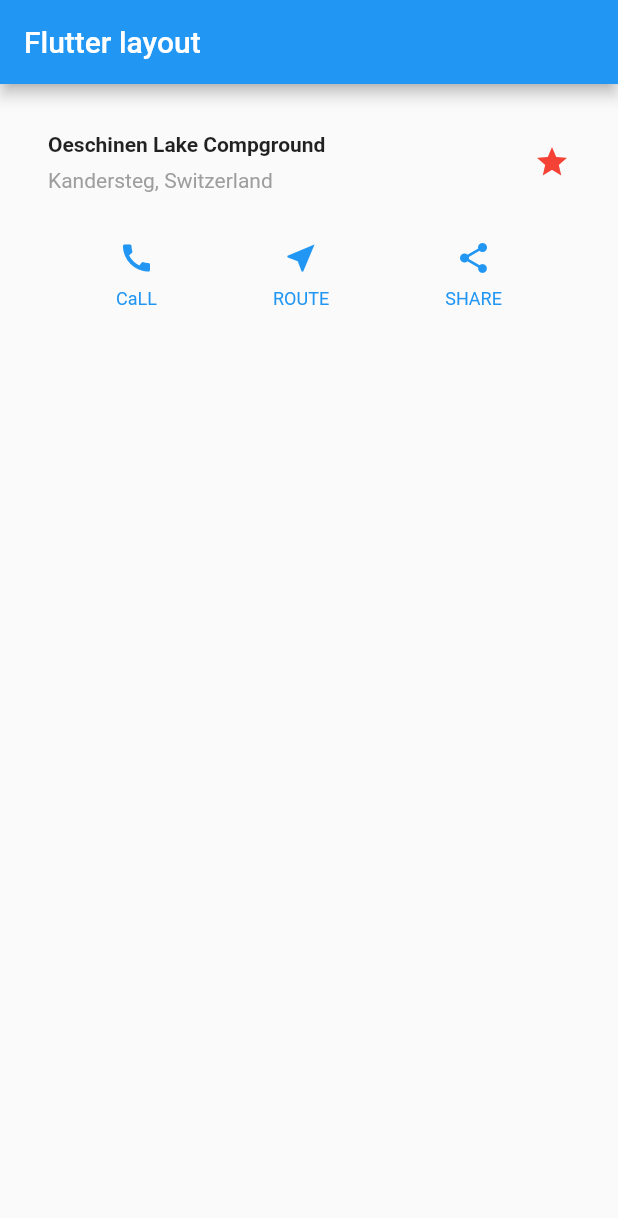
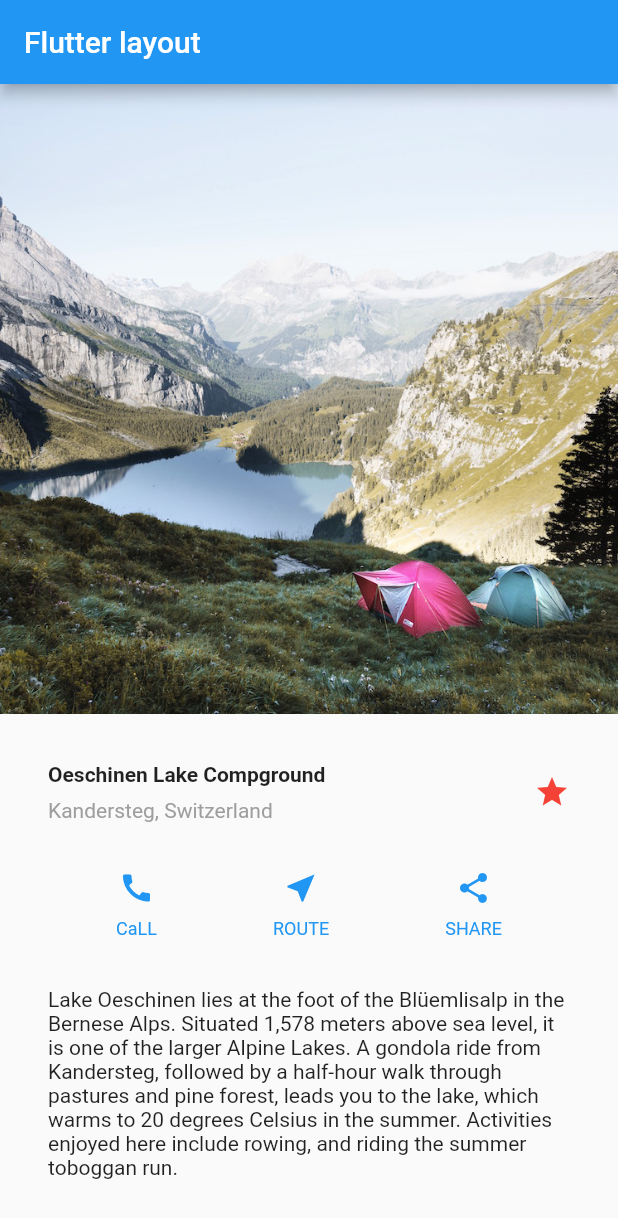
Before and after one commit to wk-j/flutter-layout, a Flutter app: the screen it shows after launch, on a phone screen of 412 x 824 dp. Shown: the top 1218 px of the screen. Run offline on Flutter 3.47's test engine with Material 2 defaults, Android fonts, the phone set to English and light mode, and no system bars.

Commit message:
Added images

```diff
--- a/lib/main.dart
+++ b/lib/main.dart
@@ -64,6 +64,19 @@ class MyApp extends StatelessWidget {
       ),
     );
 
+    Widget textSection = Container(
+      padding: EdgeInsets.all(32),
+      child: Text(
+        'Lake Oeschinen lies at the foot of the Blüemlisalp in the Bernese '
+        'Alps. Situated 1,578 meters above sea level, it is one of the '
+        'larger Alpine Lakes. A gondola ride from Kandersteg, followed by a '
+        'half-hour walk through pastures and pine forest, leads you to the '
+        'lake, which warms to 20 degrees Celsius in the summer. Activities '
+        'enjoyed here include rowing, and riding the summer toboggan run.',
+        softWrap: true,
+      ),
+    );
+
     return MaterialApp(
         title: 'Flutter layout',
         theme: ThemeData(
@@ -73,10 +86,17 @@ class MyApp extends StatelessWidget {
           appBar: AppBar(
             title: Text("Flutter layout"),
           ),
-          body: Column(
+          body: ListView(
             children: [
+              Image.asset(
+                "images/lake.jpg",
+                width: 600,
+                height: 420,
+                fit: BoxFit.cover,
+              ),
               titleSection,
               buttonSection,
+              textSection,
             ],
           ),
         ));
--- a/pubspec.yaml
+++ b/pubspec.yaml
@@ -34,6 +34,8 @@ dev_dependencies:
 
 # The following section is specific to Flutter.
 flutter:
+  assets:
+    - images/lake.jpg
 
   # The following line ensures that the Material Icons font is
   # included with your application, so that you can use the icons in
```
Also changed, not shown: images/lake.jpg (added).
